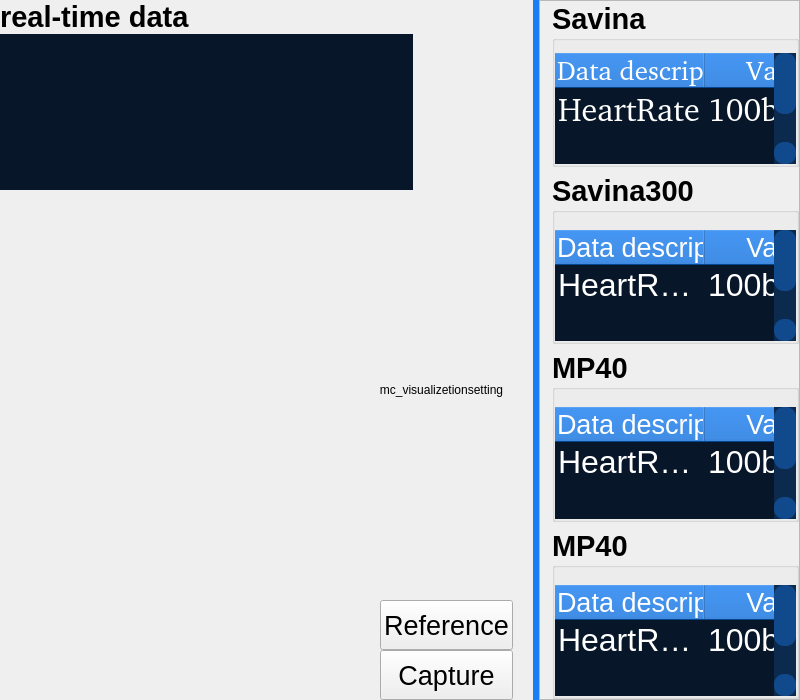
The window that Tab_Observations_mainPage_Widget.ui (wugl1218/phymon) describes before a commit, drawn with Qt 5.
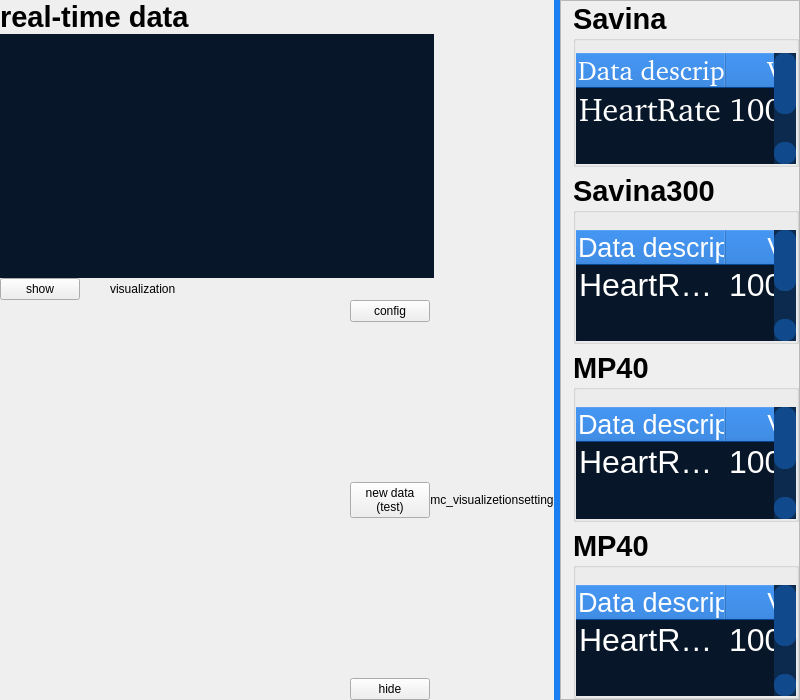
The same window after the commit. Custom widgets are drawn as their Qt base class.

What changed in the file:
```diff
--- a/Tab_Observations_mainPage_Widget.ui
+++ b/Tab_Observations_mainPage_Widget.ui
@@ -342,7 +342,28 @@
       </layout>
      </item>
      <item>
-      <layout class="QHBoxLayout" name="horizontalLayout_6">
+      <layout class="QHBoxLayout" name="horizontalLayout_7" stretch="1,6">
+       <property name="spacing">
+        <number>30</number>
+       </property>
+       <item>
+        <widget class="QPushButton" name="visualization_show_btn">
+         <property name="text">
+          <string>show</string>
+         </property>
+        </widget>
+       </item>
+       <item>
+        <widget class="QLabel" name="visualization_label">
+         <property name="text">
+          <string>visualization</string>
+         </property>
+        </widget>
+       </item>
+      </layout>
+     </item>
+     <item>
+      <layout class="QHBoxLayout" name="visualization_layout">
        <item>
         <widget class="mc_visualizetion" name="visualizetion" native="true">
          <property name="minimumSize">
@@ -354,7 +375,77 @@
         </widget>
        </item>
        <item>
-        <widget class="QLabel" name="label_2">
+        <layout class="QVBoxLayout" name="verticalLayout_7">
+         <item>
+          <widget class="QPushButton" name="visualization_config_btn">
+           <property name="maximumSize">
+            <size>
+             <width>90</width>
+             <height>16777215</height>
+            </size>
+           </property>
+           <property name="text">
+            <string>config</string>
+           </property>
+          </widget>
+         </item>
+         <item>
+          <spacer name="verticalSpacer">
+           <property name="orientation">
+            <enum>Qt::Vertical</enum>
+           </property>
+           <property name="sizeHint" stdset="0">
+            <size>
+             <width>20</width>
+             <height>40</height>
+            </size>
+           </property>
+          </spacer>
+         </item>
+         <item>
+          <widget class="QPushButton" name="visualization_new">
+           <property name="maximumSize">
+            <size>
+             <width>90</width>
+             <height>16777215</height>
+            </size>
+           </property>
+           <property name="text">
+            <string>new data 
+(test)</string>
+           </property>
+          </widget>
+         </item>
+         <item>
+          <spacer name="verticalSpacer_2">
+           <property name="orientation">
+            <enum>Qt::Vertical</enum>
+           </property>
+           <property name="sizeHint" stdset="0">
+            <size>
+             <width>20</width>
+             <height>40</height>
+            </size>
+           </property>
+          </spacer>
+         </item>
+         <item>
+          <widget class="QPushButton" name="visualization_hide_btn">
+           <property name="maximumSize">
+            <size>
+             <width>90</width>
+             <height>16777215</height>
+            </size>
+           </property>
+           <property name="text">
+            <string>hide</string>
+           </property>
+          </widget>
+         </item>
+        </layout>
+       </item>
+       <item>
+        <widget class="QLabel" name="visualization_setting">
          <property name="minimumSize">
           <size>
            <width>0</width>
@@ -371,131 +462,6 @@
        </item>
       </layout>
      </item>
-     <item>
-      <layout class="QHBoxLayout" name="horizontalLayout_3" stretch="3,3,1">
-       <property name="topMargin">
-        <number>10</number>
-       </property>
-       <item>
-        <widget class="mc_loop" name="loop1" native="true">
-         <property name="sizePolicy">
-          <sizepolicy hsizetype="Preferred" vsizetype="Expanding">
-           <horstretch>0</horstretch>
-           <verstretch>0</verstretch>
-          </sizepolicy>
-         </property>
-         <property name="font">
-          <font>
-           <family>Arial</family>
-           <pointsize>11</pointsize>
-          </font>
-         </property>
-        </widget>
-       </item>
-       <item>
-        <widget class="mc_loop" name="loop2" native="true">
-         <property name="sizePolicy">
-          <sizepolicy hsizetype="Preferred" vsizetype="Expanding">
-           <horstretch>0</horstretch>
-           <verstretch>0</verstretch>
-          </sizepolicy>
-         </property>
-         <property name="font">
-          <font>
-           <family>Arial</family>
-           <pointsize>11</pointsize>
-          </font>
-         </property>
-        </widget>
-       </item>
-       <item>
-        <layout class="QVBoxLayout" name="btnpanel" stretch="1,1">
-         <property name="leftMargin">
-          <number>20</number>
-         </property>
-         <property name="rightMargin">
-          <number>20</number>
-         </property>
-         <item>
-          <widget class="QPushButton" name="ref_btn">
-           <property name="minimumSize">
-            <size>
-             <width>0</width>
-             <height>50</height>
-            </size>
-           </property>
-           <property name="font">
-            <font>
-             <family>Arial</family>
-             <pointsize>20</pointsize>
-            </font>
-           </property>
-           <property name="styleSheet">
-            <string notr="true">QPushButton {   
-font-style:&quot;Arial&quot;;
-color:rgb(255, 255, 255);
-background-color: rgb(8, 98, 202);
- border-style: solid;
- border-width:1px;
- border-radius:20px;
- border-color:  rgb(11, 42, 78);
-border:2px groove gray;
-padding:20px 17px;
- border: none;}
-QPushButton:checked{
- background-color: rgb(11, 42, 78);
- };</string>
-           </property>
-           <property name="text">
-            <string>Reference</string>
-           </property>
-           <property name="checkable">
-            <bool>true</bool>
-           </property>
-          </widget>
-         </item>
-         <item>
-          <widget class="QPushButton" name="cap_btn">
-           <property name="minimumSize">
-            <size>
-             <width>0</width>
-             <height>50</height>
-            </size>
-           </property>
-           <property name="font">
-            <font>
-             <family>Arial</family>
-             <pointsize>20</pointsize>
-            </font>
-           </property>
-           <property name="styleSheet">
-            <string notr="true">QPushButton {   
-font-style:&quot;Arial&quot;;
-color:rgb(255, 255, 255);
-background-color: rgb(8, 98, 202);
- border-style: solid;
- border-width:1px;
- border-radius:20px;
- border-color:  rgb(11, 42, 78);
-border:2px groove gray;
-padding:20px 17px;
- border: none;}
-QPushButton:checked{
- background-color: rgb(11, 42, 78);
- };</string>
-           </property>
-           <property name="text">
-            <string>Capture</string>
-           </property>
-           <property name="checkable">
-            <bool>true</bool>
-           </property>
-          </widget>
-         </item>
-        </layout>
-       </item>
-      </layout>
-     </item>
     </layout>
    </item>
    <item>
@@ -806,7 +772,7 @@
          <rect>
           <x>0</x>
           <y>0</y>
-          <width>257</width>
+          <width>188</width>
           <height>696</height>
          </rect>
         </property>
@@ -1496,12 +1462,6 @@
    <header>mc_legend.h</header>
    <container>1</container>
   </customwidget>
-  <customwidget>
-   <class>mc_loop</class>
-   <extends>QWidget</extends>
-   <header>mc_loop.h</header>
-   <container>1</container>
-  </customwidget>
  </customwidgets>
  <resources/>
  <connections/>
```
Left out of the diff: 2 changed lines with no effect on the pictures.
